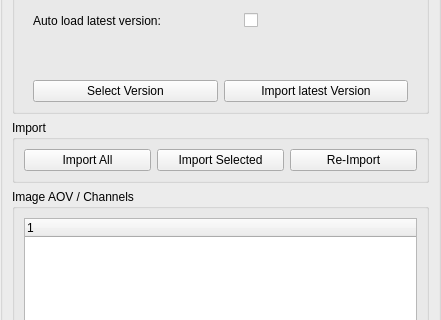
Qt form Fusion/Scripts/StateManagerNodes/StateUserInterfaces/fus_Image_Import.ui (Animatect/Prism2_PluginFusion) before a commit; both pictures show x 0 to 441 and y 301 to 621 of the 441 by 789 pixel window.
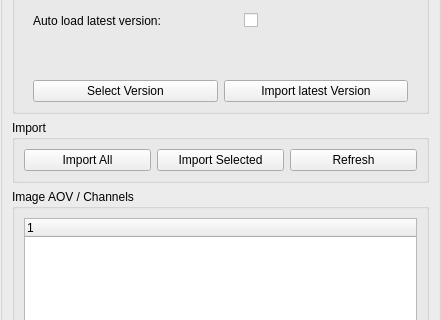
The same form after that commit.

```diff
--- a/Fusion/Scripts/StateManagerNodes/StateUserInterfaces/fus_Image_Import.ui
+++ b/Fusion/Scripts/StateManagerNodes/StateUserInterfaces/fus_Image_Import.ui
@@ -320,7 +320,7 @@
               <enum>Qt::NoFocus</enum>
              </property>
              <property name="text">
-              <string>Re-Import</string>
+              <string>Refresh</string>
              </property>
             </widget>
            </item>
```
Left out of the diff: 8 changed lines with no effect on the pictures.
